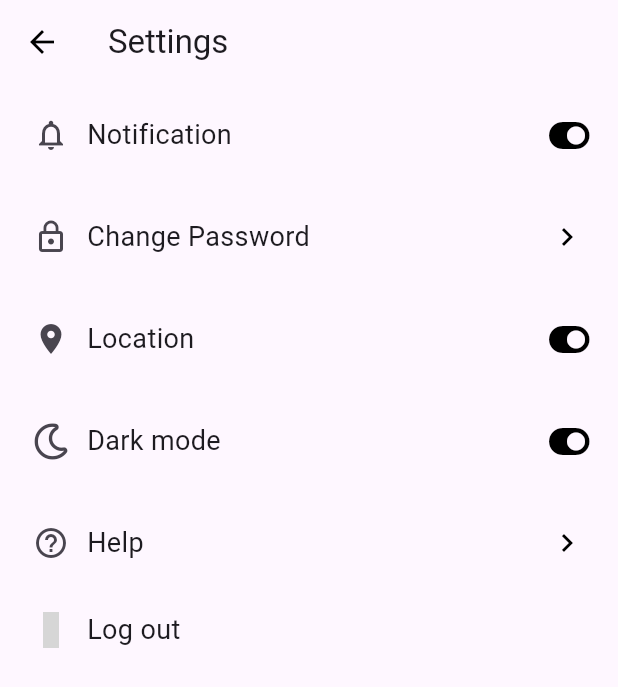
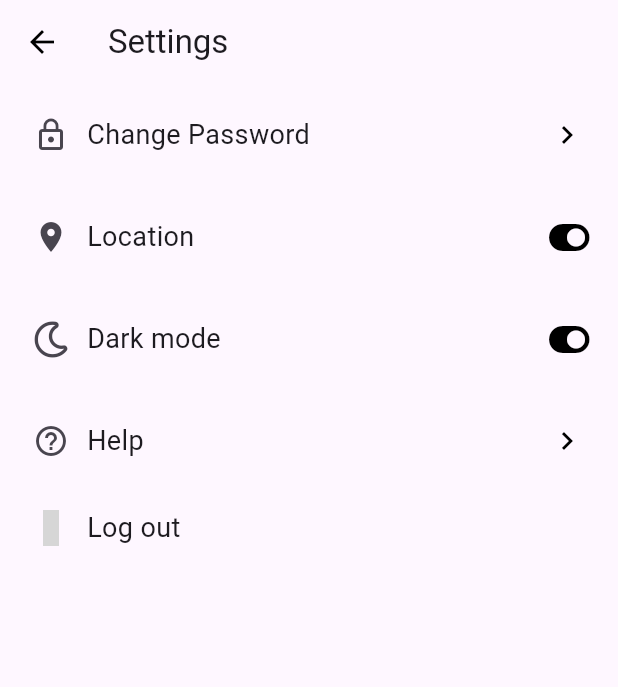
Before and after one commit to eziraa/technews, a Flutter app: the Settings screen opened by its route, on a phone screen of 412 x 824 dp. Shown: the top 687 px of the screen. Run offline on Flutter 3.47's test engine with Material 3 defaults, Android fonts, the phone set to English and light mode, and no system bars; our stand-ins replace flutter_vector_icons, font_awesome_flutter; grey boxes are pictures that could not be loaded.

Commit message:
removed notification from settings

```diff
--- a/lib/settings.dart
+++ b/lib/settings.dart
@@ -30,10 +30,6 @@ class __SettingsState extends State<Settings> {
       ),
       body: Column(
         children: [
-          _getRow(
-              icon1: Icons.notifications_outlined,
-              text: 'Notification',
-              icon2: FontAwesomeIcons.toggleOn),
           _getRow(
               icon1: Icons.lock_outline,
               text: 'Change Password',
```
